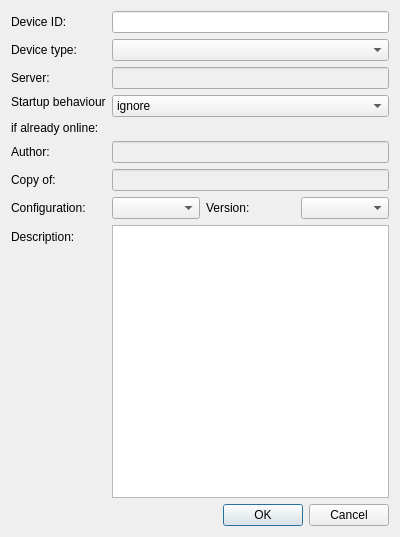
Before: the Qt Designer form src/pythonGui/karabo_gui/project/dialog/device_handle.ui in European-XFEL/Karabo, drawn with Qt 5.
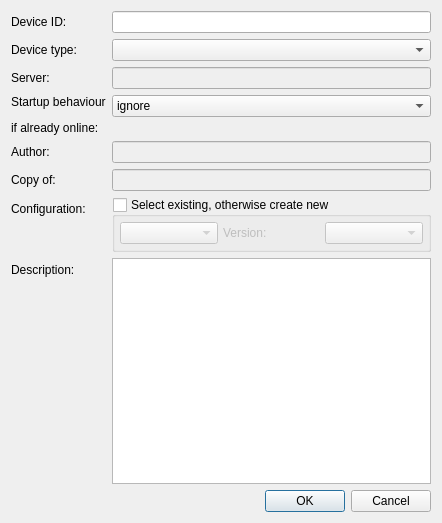
After: the same form once the commit is applied.

Commit message: Adapt device dialog to be able to store the different configurations

What changed in the file:
```diff
--- a/src/pythonGui/karabo_gui/project/dialog/device_handle.ui
+++ b/src/pythonGui/karabo_gui/project/dialog/device_handle.ui
@@ -6,8 +6,8 @@
    <rect>
     <x>0</x>
     <y>0</y>
-    <width>400</width>
-    <height>537</height>
+    <width>442</width>
+    <height>523</height>
    </rect>
   </property>
   <property name="windowTitle">
@@ -107,7 +107,23 @@
       </widget>
      </item>
      <item row="6" column="1">
+      <widget class="QGroupBox" name="gbConfig">
+       <property name="title">
+        <string>Select existing, otherwise create new</string>
+       </property>
+       <property name="checkable">
+        <bool>true</bool>
+       </property>
+       <property name="checked">
+        <bool>false</bool>
+       </property>
       <layout class="QHBoxLayout" name="horizontalLayout">
+        <property name="spacing">
+         <number>5</number>
+        </property>
+        <property name="margin">
+         <number>5</number>
+        </property>
        <item>
         <widget class="QComboBox" name="cbConfig"/>
        </item>
@@ -122,6 +138,7 @@
         <widget class="QComboBox" name="cbVersion"/>
        </item>
       </layout>
+      </widget>
      </item>
      <item row="7" column="0">
       <widget class="QLabel" name="laDescription">
```
Lines whose indentation alone changed are shown as unchanged. The commit also changes 4 other files.
